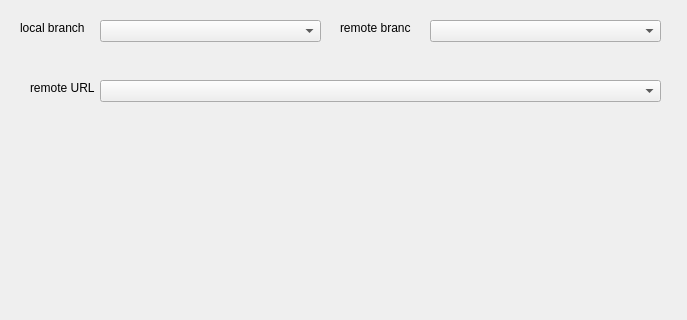
hidog/HiGit, file ui/syncdialog.ui: the form before one commit; both pictures show x 0 to 687 and y 0 to 320 of the 687 by 624 pixel window.
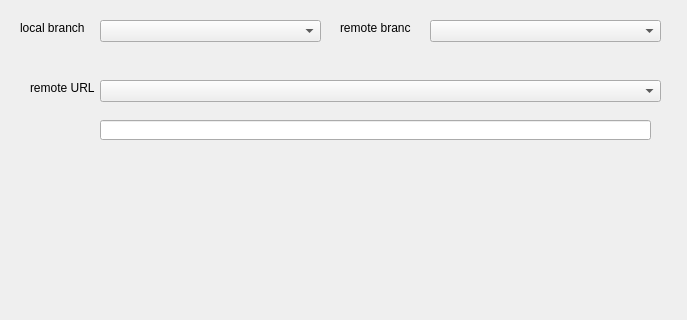
The form after the commit.

Diff of the .ui file:
```diff
--- a/ui/syncdialog.ui
+++ b/ui/syncdialog.ui
@@ -101,6 +101,19 @@
     </rect>
    </property>
   </widget>
+  <widget class="QLineEdit" name="urlLEdit">
+   <property name="geometry">
+    <rect>
+     <x>100</x>
+     <y>120</y>
+     <width>551</width>
+     <height>20</height>
+    </rect>
+   </property>
+   <property name="readOnly">
+    <bool>true</bool>
+   </property>
+  </widget>
  </widget>
  <resources/>
  <connections/>
```
Left out of the diff: 2 changed lines with no effect on the pictures.
